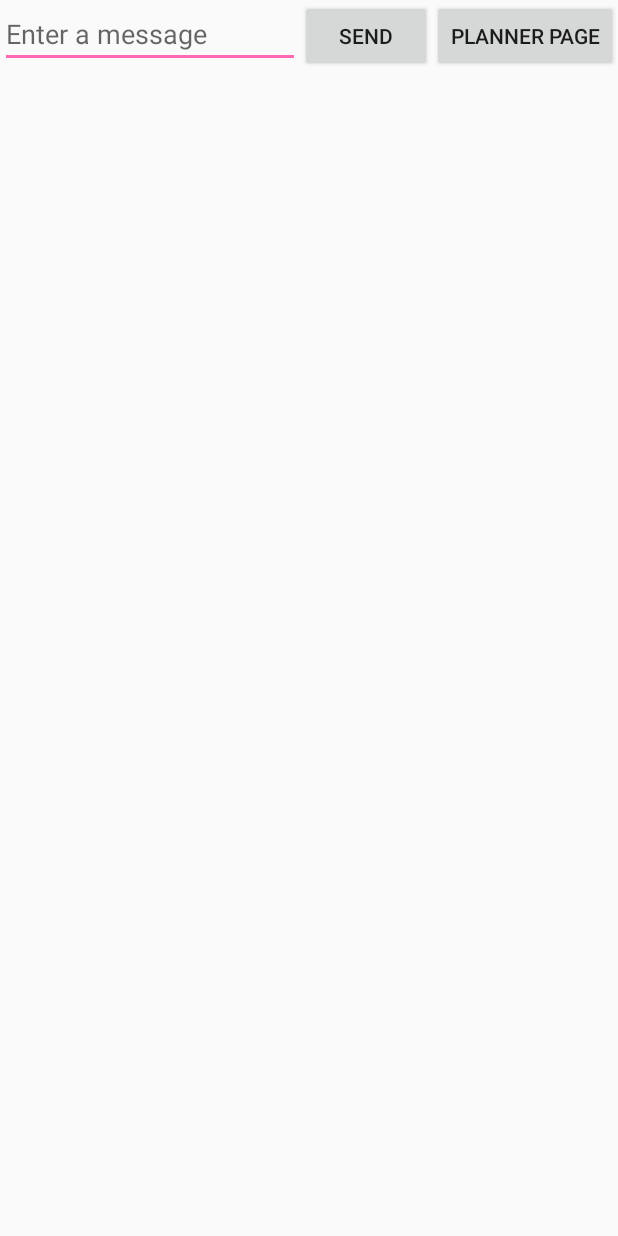
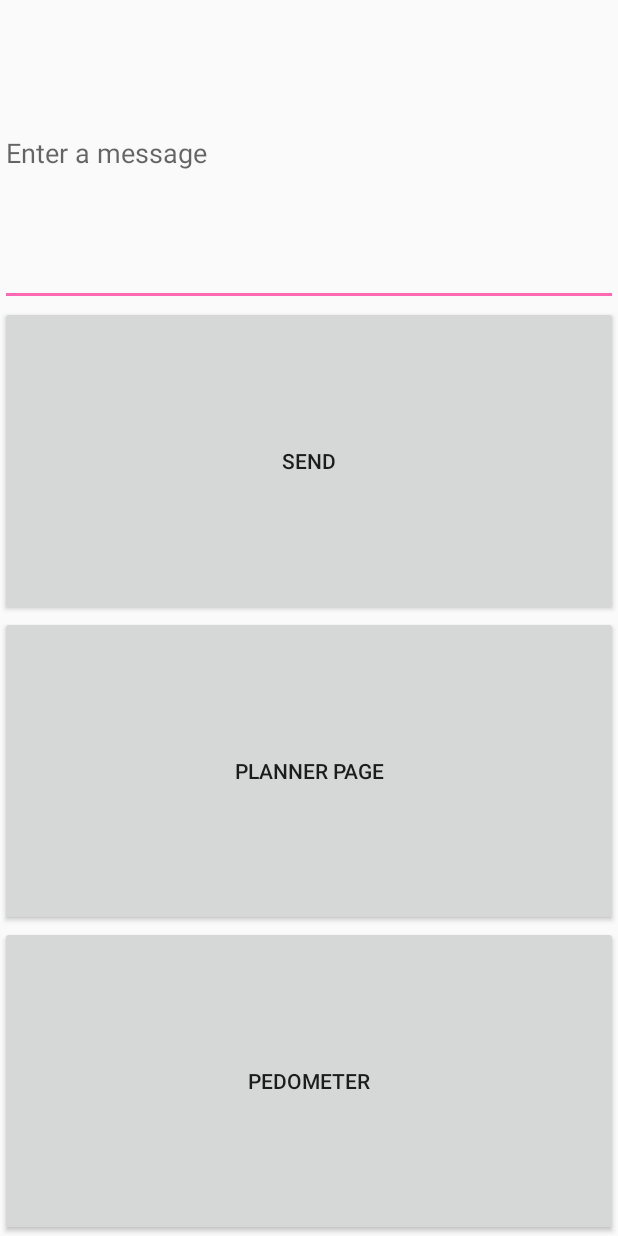
Before and after one commit to sgoldberg1123/HealMePhoney, an Android app: the layout activity_main.xml on its own in the app's theme, with its tools: preview values and no code run, on a phone screen of 412 x 824 dp. Run offline under Robolectric (Android 15) with nearby library versions, the phone set to English and light mode, and no system bars.

Commit message:
Updated Pedometer, working on fixes now

```diff
--- a/app/src/main/AndroidManifest.xml
+++ b/app/src/main/AndroidManifest.xml
@@ -34,6 +34,9 @@
         <activity
             android:name="uwstout.healmebaby.PedometerActivity">
         </activity>
+        <activity
+            android:name="uwstout.healmebaby.PlannerActivity">
+        </activity>
     </application>
 
 </manifest>
--- a/app/src/main/java/uwstout/healmebaby/PedometerActivity.java
+++ b/app/src/main/java/uwstout/healmebaby/PedometerActivity.java
@@ -22,7 +22,7 @@
     @Override
     protected void onCreate(Bundle savedInstanceState) {
         super.onCreate(savedInstanceState);
-        setContentView(R.layout.activity_main);
+        setContentView(R.layout.activity_pedometer);
 
         count = (TextView) findViewById(R.id.count);
         sensorManager = (SensorManager) getSystemService(Context.SENSOR_SERVICE);
--- a/app/src/main/java/uwstout/healmebaby/PlannerActivity.java
+++ b/app/src/main/java/uwstout/healmebaby/PlannerActivity.java
@@ -1,4 +1,4 @@
-package healmebaby.healthapp;
+package uwstout.healmebaby;
 
 import android.content.Context;
 import android.content.Intent;
@@ -13,7 +13,7 @@ import android.widget.EditText;
 import android.widget.Spinner;
 import android.widget.Toast;
 
-import static healmebaby.healthapp.R.styleable.Spinner;
+import static uwstout.healmebaby.R.styleable.Spinner;
 
 public class PlannerActivity extends AppCompatActivity {
     public final static String EXTRA_MESSAGE = "healmebaby.healthapp.MESSAGE";
--- a/app/src/main/res/layout/activity_main.xml
+++ b/app/src/main/res/layout/activity_main.xml
@@ -5,19 +5,40 @@
     android:layout_width="match_parent"
     android:layout_height="match_parent"
     android:orientation="horizontal">
+
+    <LinearLayout
+        android:orientation="vertical"
+        android:layout_width="match_parent"
+        android:layout_height="match_parent">
+
         <EditText android:id="@+id/edit_message"
             android:layout_weight="1"
-        android:layout_width="0dp"
+            android:layout_width="match_parent"
             android:layout_height="wrap_content"
             android:hint="@string/edit_message" />
+
         <Button
-        android:layout_width="wrap_content"
+            android:layout_width="match_parent"
             android:layout_height="wrap_content"
             android:text="@string/button_send"
-        android:onClick="sendMessage"/>
+            android:onClick="sendMessage"
+            android:layout_weight="1" />
+
         <Button
-        android:layout_width="wrap_content"
+            android:layout_width="match_parent"
             android:layout_height="wrap_content"
             android:text="@string/planner_page_send"
-        android:onClick="plannerPage"/>
+            android:onClick="plannerPage"
+            android:layout_weight="1" />
+
+        <Button
+            android:text="Pedometer"
+            android:layout_width="match_parent"
+            android:layout_height="wrap_content"
+            android:id="@+id/pedometer"
+            android:layout_weight="1"
+            tools:text="@string/pedometer"
+            android:onClick="openPedometer"/>
     </LinearLayout>
+
+</LinearLayout>
```
Also changed, not shown: app/src/main/java/uwstout/healmebaby/MainActivity.java (+11 -1 lines), app/src/main/res/layout/activity_login.xml (+0 -7 lines), app/src/main/res/values/strings.xml (+12 -0 lines). Lines whose indentation alone changed are shown as unchanged.
